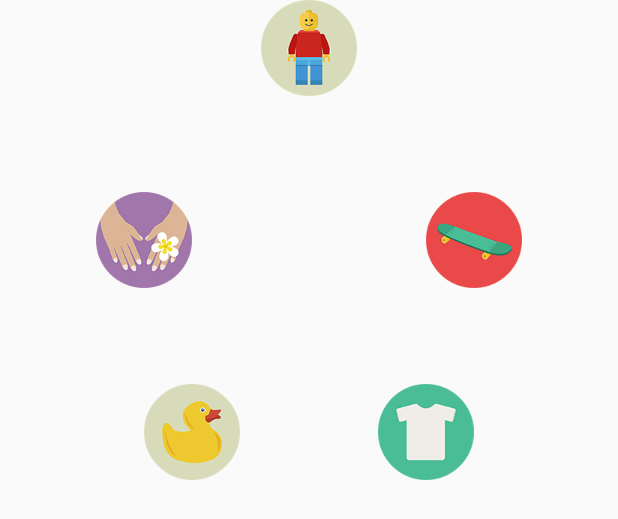
After one commit to slebaillif/androidTest, an Android app: the layout round_buttons.xml on its own in the app's theme, with its tools: preview values and no code run, on a phone screen of 412 x 824 dp. The commit adds this screen. Shown: the top 519 px of the screen. Run offline under Robolectric (Android 15) with nearby library versions, the phone set to English and light mode, and no system bars.

Commit message:
adding flat icons

```diff
--- a/app/src/main/java/com/example/sebastien/myapplication6/MainActivity.java
+++ b/app/src/main/java/com/example/sebastien/myapplication6/MainActivity.java
@@ -27,16 +27,16 @@ public class MainActivity extends AppCompatActivity {
     @Override
     protected void onCreate(Bundle savedInstanceState) {
         super.onCreate(savedInstanceState);
-        setContentView(R.layout.activity_main);
-        final LinearLayout todoListLayout = (LinearLayout) findViewById(R.id.to_do_list);
-
-        Button addToDo = (Button) findViewById(R.id.add_to_do);
-        addToDo.setOnClickListener(new View.OnClickListener() {
-            @Override
-            public void onClick(View v) {
-                addToDoItem(todoListLayout);
-            }
-        });
+        setContentView(R.layout.round_buttons);
+//        final LinearLayout todoListLayout = (LinearLayout) findViewById(R.id.to_do_list);
+//
+//        Button addToDo = (Button) findViewById(R.id.add_to_do);
+//        addToDo.setOnClickListener(new View.OnClickListener() {
+//            @Override
+//            public void onClick(View v) {
+//                addToDoItem(todoListLayout);
+//            }
+//        });
     }
 
     private void addToDoItem(LinearLayout todoListLayout) {
--- /dev/null
+++ b/app/src/main/res/layout/round_buttons.xml
@@ -0,0 +1,58 @@
+<?xml version="1.0" encoding="utf-8"?>
+<RelativeLayout xmlns:android="http://schemas.android.com/apk/res/android"
+    android:orientation="vertical" android:layout_width="match_parent"
+    android:layout_height="match_parent">
+
+    <ImageButton
+        android:id="@+id/top_button"
+        android:layout_width="wrap_content"
+        android:layout_height="wrap_content"
+        android:src="@drawable/lego"
+        android:background="@null"
+        android:layout_alignParentTop="true"
+        android:layout_centerHorizontal="true"/>
+
+    <ImageButton
+        android:id="@+id/second_left_button"
+        android:layout_width="wrap_content"
+        android:layout_height="wrap_content"
+        android:src="@drawable/hands"
+        android:background="@null"
+        android:layout_below="@id/top_button"
+        android:layout_alignParentLeft="true"
+        android:paddingLeft="64dp"
+        android:paddingTop="64dp"/>
+
+    <ImageButton
+        android:id="@+id/second_right_button"
+        android:layout_width="wrap_content"
+        android:layout_height="wrap_content"
+        android:src="@drawable/skate"
+        android:background="@null"
+        android:layout_below="@id/top_button"
+        android:layout_alignParentRight="true"
+        android:paddingRight="64dp"
+        android:paddingTop="64dp"/>
+
+    <ImageButton
+        android:id="@+id/third_left_button"
+        android:layout_width="wrap_content"
+        android:layout_height="wrap_content"
+        android:src="@drawable/duck"
+        android:background="@null"
+        android:layout_below="@id/second_left_button"
+        android:layout_alignParentLeft="true"
+        android:paddingTop="64dp"
+        android:paddingLeft="96dp"/>
+
+    <ImageButton
+        android:id="@+id/third_right_button"
+        android:layout_width="wrap_content"
+        android:layout_height="wrap_content"
+        android:src="@drawable/tshirt"
+        android:background="@null"
+        android:layout_below="@id/second_right_button"
+        android:layout_alignParentRight="true"
+        android:paddingTop="64dp"
+        android:paddingRight="96dp"/>
+</RelativeLayout>
--- a/app/src/main/res/values/styles.xml
+++ b/app/src/main/res/values/styles.xml
@@ -14,4 +14,6 @@
         <item name="android:textColor">#000</item>
         <item name="android:typeface">monospace</item>
     </style>
+
+    <style name="SebTheme" parent="Theme.AppCompat.NoActionBar" />
 </resources>
```
Also changed, not shown: app/src/main/res/drawable-hdpi/legoman.png (added), app/src/main/res/drawable-mdpi/ball.png (added), app/src/main/res/drawable-mdpi/duck.png (added), app/src/main/res/drawable-mdpi/hands.png (added), app/src/main/res/drawable-mdpi/lego.png (added), app/src/main/res/drawable-mdpi/legoman.png (added), app/src/main/res/drawable-mdpi/skate.png (added), app/src/main/res/drawable-mdpi/tshirt.png (added), app/src/main/res/drawable-xhdpi/ball.png (added), app/src/main/res/drawable-xhdpi/duck.png (added), app/src/main/res/drawable-xhdpi/hands.png (added), app/src/main/res/drawable-xhdpi/lego.png (added), app/src/main/res/drawable-xhdpi/legoman.png (added), app/src/main/res/drawable-xhdpi/skate.png (added), 2 more files.
